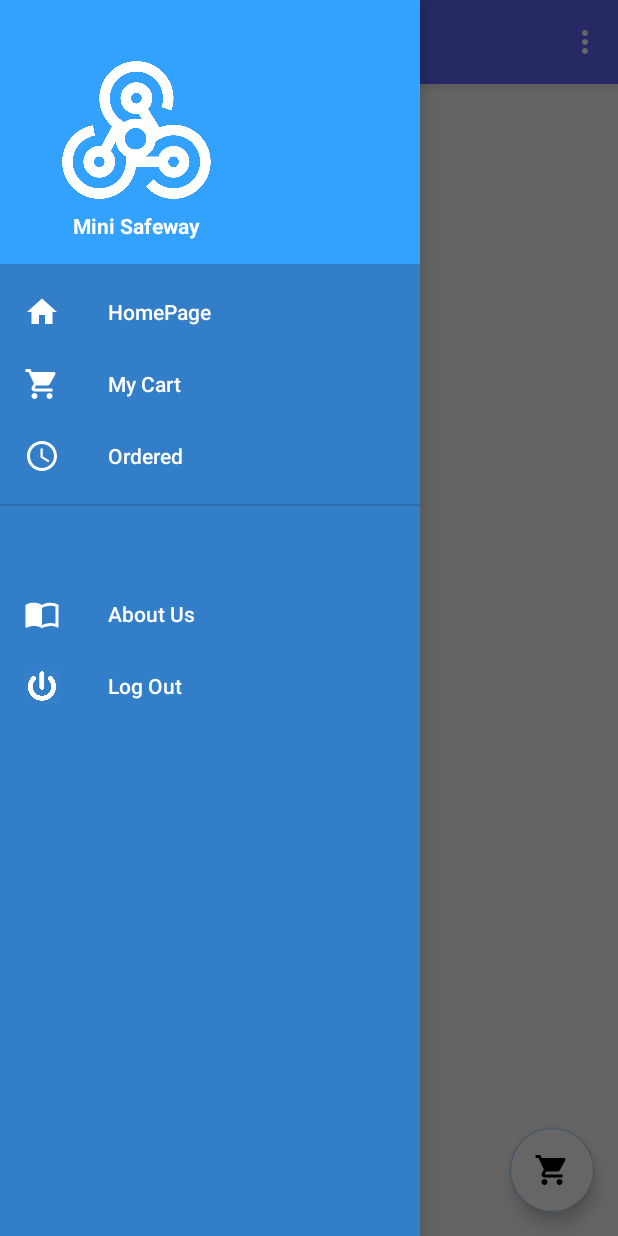
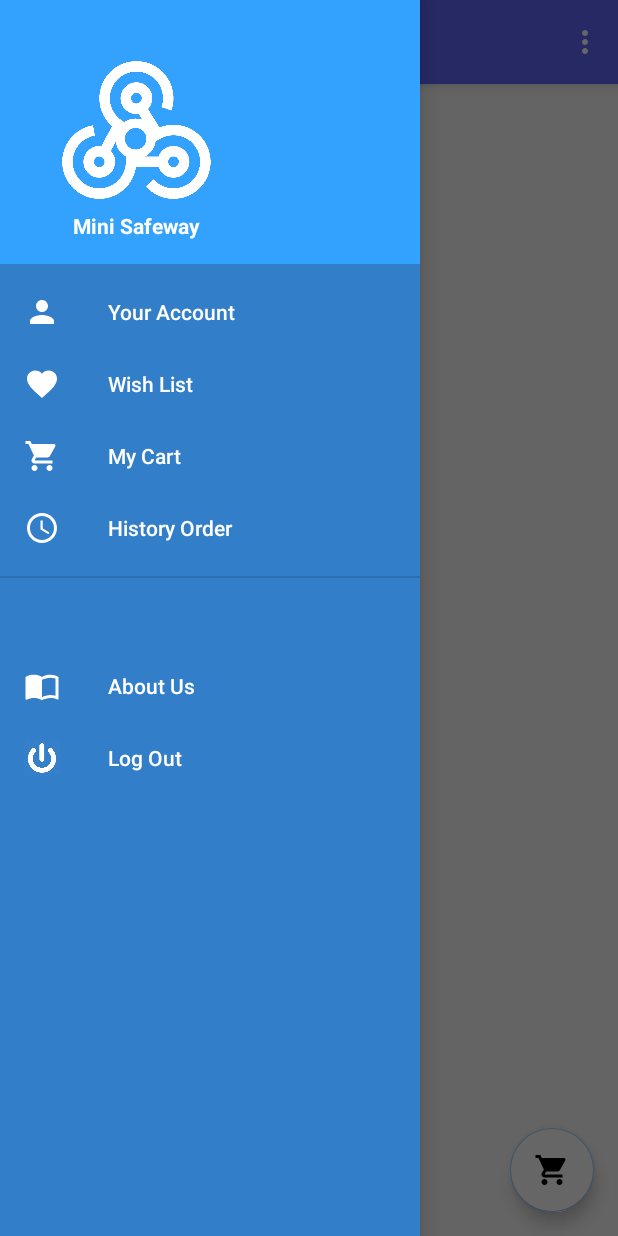
Before and after one commit to MrJc010/CS133_MiniSafeWay, an Android app: the Home screen opened directly, with no data from a screen before it, with the side drawer open, on a phone screen of 412 x 824 dp. Run offline under Robolectric (Android 15) with nearby library versions, the phone set to English and light mode, and no system bars; our stand-ins replace Firebase (no records; nobody signed in at launch, a user with empty details on screens opened directly), Picasso; 2 statements that could not run were skipped.

Commit message:
I did nothing :)))))))))

```diff
--- a/app/src/main/AndroidManifest.xml
+++ b/app/src/main/AndroidManifest.xml
@@ -32,6 +32,7 @@
             android:label="@string/title_activity_guest"
             android:theme="@style/AppTheme" />
         <activity android:name=".Signin"></activity>
+        <activity android:name=".WishList"></activity>
     </application>
 
 </manifest>
--- a/app/src/main/java/com/example/nguye/minisafeway/Home.java
+++ b/app/src/main/java/com/example/nguye/minisafeway/Home.java
@@ -150,7 +150,8 @@ public class Home extends AppCompatActivity
         int id = item.getItemId();
 
         if (id == R.id.nav_home) {
-
+            Intent i = new Intent(Home.this,WishList.class);
+            startActivity(i);
         } else if (id == R.id.nav_cart) {
             Intent i = new Intent(Home.this,Cart.class);
             startActivity(i);
--- /dev/null
+++ b/app/src/main/res/drawable/ic_favorite_black_24dp.xml
@@ -0,0 +1,9 @@
+<vector xmlns:android="http://schemas.android.com/apk/res/android"
+        android:width="24dp"
+        android:height="24dp"
+        android:viewportWidth="24.0"
+        android:viewportHeight="24.0">
+    <path
+        android:fillColor="#FF000000"
+        android:pathData="M12,21.35l-1.45,-1.32C5.4,15.36 2,12.28 2,8.5 2,5.42 4.42,3 7.5,3c1.74,0 3.41,0.81 4.5,2.09C13.09,3.81 14.76,3 16.5,3 19.58,3 22,5.42 22,8.5c0,3.78 -3.4,6.86 -8.55,11.54L12,21.35z"/>
+</vector>
--- /dev/null
+++ b/app/src/main/res/drawable/ic_person_black_24dp.xml
@@ -0,0 +1,9 @@
+<vector xmlns:android="http://schemas.android.com/apk/res/android"
+        android:width="24dp"
+        android:height="24dp"
+        android:viewportWidth="24.0"
+        android:viewportHeight="24.0">
+    <path
+        android:fillColor="#FF000000"
+        android:pathData="M12,12c2.21,0 4,-1.79 4,-4s-1.79,-4 -4,-4 -4,1.79 -4,4 1.79,4 4,4zM12,14c-2.67,0 -8,1.34 -8,4v2h16v-2c0,-2.66 -5.33,-4 -8,-4z"/>
+</vector>
--- a/app/src/main/res/layout/nav_header_guest.xml
+++ b/app/src/main/res/layout/nav_header_guest.xml
@@ -25,6 +25,7 @@
         android:layout_height="wrap_content"
         android:paddingTop="@dimen/nav_header_vertical_spacing"
         android:text="Mini Safeway"
+        android:layout_below="@id/imageView"
         android:textAppearance="@style/TextAppearance.AppCompat.Body1"
         android:textColor="@color/colorPrimaryDark" />
 
--- a/app/src/main/res/menu/activity_home_drawer.xml
+++ b/app/src/main/res/menu/activity_home_drawer.xml
@@ -5,9 +5,13 @@
 
     <group android:checkableBehavior="single">
         <item
+            android:id="@+id/nav_account"
+            android:icon="@drawable/ic_person_black_24dp"
+            android:title="Your Account" />
+        <item
             android:id="@+id/nav_home"
-            android:icon="@drawable/ic_home_black_24dp"
-            android:title="HomePage" />
+            android:icon="@drawable/ic_favorite_black_24dp"
+            android:title="Wish List" />
         <item
             android:id="@+id/nav_cart"
             android:icon="@drawable/ic_shopping_cart_black_24dp"
@@ -15,7 +19,7 @@
         <item
             android:id="@+id/nav_order"
             android:icon="@drawable/ic_access_time_black_24dp"
-            android:title="Ordered" />
+            android:title="History Order" />
     </group>
 
     <item android:title="">
```
Also changed, not shown: app/src/main/java/com/example/nguye/minisafeway/Cart.java (+0 -15 lines), app/src/main/java/com/example/nguye/minisafeway/FoodDetail.java (+28 -1 lines), app/src/main/java/com/example/nguye/minisafeway/ViewHolder/WishListHolder.java (added, +48 -0 lines), app/src/main/java/com/example/nguye/minisafeway/WishList.java (added, +133 -0 lines), app/src/main/res/drawable/ic_playlist_add_black_24dp.xml (added, +9 -0 lines), app/src/main/res/layout/activity_food_detail.xml (+12 -0 lines), app/src/main/res/layout/wishlist.xml (added, +27 -0 lines).
